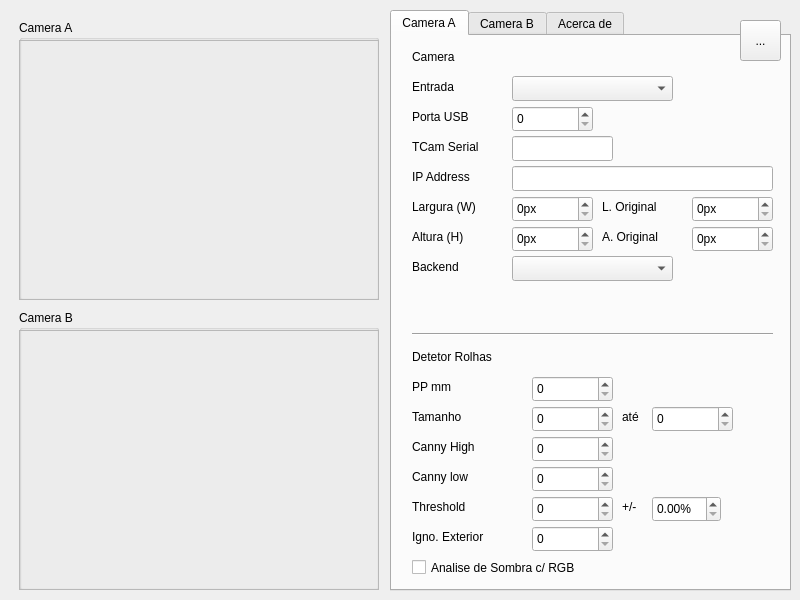
Old version of the form source/mainwindow.ui in the repository tentone/cork.
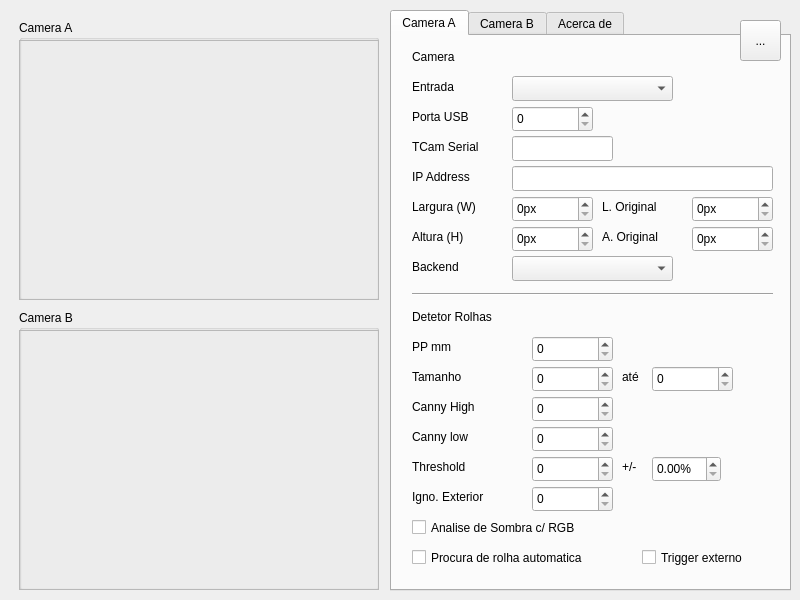
New version of the form. The open tabs and pages were chosen to show the change.

Commit message: Automatic circle analysis

Patch:
```diff
--- a/source/mainwindow.ui
+++ b/source/mainwindow.ui
@@ -233,7 +233,7 @@
        <property name="geometry">
         <rect>
          <x>20</x>
-         <y>290</y>
+         <y>250</y>
          <width>361</width>
          <height>16</height>
         </rect>
@@ -246,7 +246,7 @@
        <property name="geometry">
         <rect>
          <x>20</x>
-         <y>370</y>
+         <y>330</y>
          <width>121</width>
          <height>21</height>
         </rect>
@@ -259,7 +259,7 @@
        <property name="geometry">
         <rect>
          <x>140</x>
-         <y>370</y>
+         <y>330</y>
          <width>81</width>
          <height>26</height>
         </rect>
@@ -272,7 +272,7 @@
        <property name="geometry">
         <rect>
          <x>260</x>
-         <y>370</y>
+         <y>330</y>
          <width>81</width>
          <height>26</height>
         </rect>
@@ -285,7 +285,7 @@
        <property name="geometry">
         <rect>
          <x>230</x>
-         <y>370</y>
+         <y>330</y>
          <width>21</width>
          <height>21</height>
         </rect>
@@ -298,7 +298,7 @@
        <property name="geometry">
         <rect>
          <x>20</x>
-         <y>400</y>
+         <y>360</y>
          <width>121</width>
          <height>21</height>
         </rect>
@@ -311,7 +311,7 @@
        <property name="geometry">
         <rect>
          <x>140</x>
-         <y>400</y>
+         <y>360</y>
          <width>81</width>
          <height>26</height>
         </rect>
@@ -337,7 +337,7 @@
        <property name="geometry">
         <rect>
          <x>20</x>
-         <y>310</y>
+         <y>270</y>
          <width>141</width>
          <height>21</height>
         </rect>
@@ -350,7 +350,7 @@
        <property name="geometry">
         <rect>
          <x>140</x>
-         <y>430</y>
+         <y>390</y>
          <width>81</width>
          <height>26</height>
         </rect>
@@ -363,7 +363,7 @@
        <property name="geometry">
         <rect>
          <x>20</x>
-         <y>430</y>
+         <y>390</y>
          <width>121</width>
          <height>21</height>
         </rect>
@@ -402,7 +402,7 @@
        <property name="geometry">
         <rect>
          <x>20</x>
-         <y>460</y>
+         <y>420</y>
          <width>121</width>
          <height>21</height>
         </rect>
@@ -415,7 +415,7 @@
        <property name="geometry">
         <rect>
          <x>140</x>
-         <y>460</y>
+         <y>420</y>
          <width>81</width>
          <height>26</height>
         </rect>
@@ -428,7 +428,7 @@
        <property name="geometry">
         <rect>
          <x>230</x>
-         <y>460</y>
+         <y>420</y>
          <width>21</width>
          <height>21</height>
         </rect>
@@ -441,7 +441,7 @@
        <property name="geometry">
         <rect>
          <x>260</x>
-         <y>460</y>
+         <y>420</y>
          <width>69</width>
          <height>26</height>
         </rect>
@@ -495,8 +495,8 @@
        <property name="geometry">
         <rect>
          <x>20</x>
-         <y>520</y>
-         <width>261</width>
+         <y>480</y>
+         <width>221</width>
          <height>23</height>
         </rect>
        </property>
@@ -540,7 +540,7 @@
        <property name="geometry">
         <rect>
          <x>20</x>
-         <y>340</y>
+         <y>300</y>
          <width>121</width>
          <height>21</height>
         </rect>
@@ -553,7 +553,7 @@
        <property name="geometry">
         <rect>
          <x>140</x>
-         <y>340</y>
+         <y>300</y>
          <width>81</width>
          <height>26</height>
         </rect>
@@ -566,7 +566,7 @@
        <property name="geometry">
         <rect>
          <x>140</x>
-         <y>490</y>
+         <y>450</y>
          <width>81</width>
          <height>26</height>
         </rect>
@@ -579,7 +579,7 @@
        <property name="geometry">
         <rect>
          <x>20</x>
-         <y>490</y>
+         <y>450</y>
          <width>121</width>
          <height>21</height>
         </rect>
@@ -588,6 +588,44 @@
         <string>Igno. Exterior</string>
        </property>
       </widget>
+      <widget class="QCheckBox" name="tab_a_automatic_circle">
+       <property name="geometry">
+        <rect>
+         <x>20</x>
+         <y>510</y>
+         <width>221</width>
+         <height>23</height>
+        </rect>
+       </property>
+       <property name="layoutDirection">
+        <enum>Qt::LeftToRight</enum>
+       </property>
+       <property name="text">
+        <string>Procura de rolha automatica</string>
+       </property>
+       <property name="tristate">
+        <bool>false</bool>
+       </property>
+      </widget>
+      <widget class="QCheckBox" name="tab_a_external_trigger">
+       <property name="geometry">
+        <rect>
+         <x>250</x>
+         <y>510</y>
+         <width>131</width>
+         <height>23</height>
+        </rect>
+       </property>
+       <property name="layoutDirection">
+        <enum>Qt::LeftToRight</enum>
+       </property>
+       <property name="text">
+        <string>Trigger externo</string>
+       </property>
+       <property name="tristate">
+        <bool>false</bool>
+       </property>
+      </widget>
      </widget>
      <widget class="QWidget" name="tab_camera_b">
       <attribute name="title">
```
Left out of the diff: 78 changed lines with no effect on the pictures. The commit also changes 3 other files.
